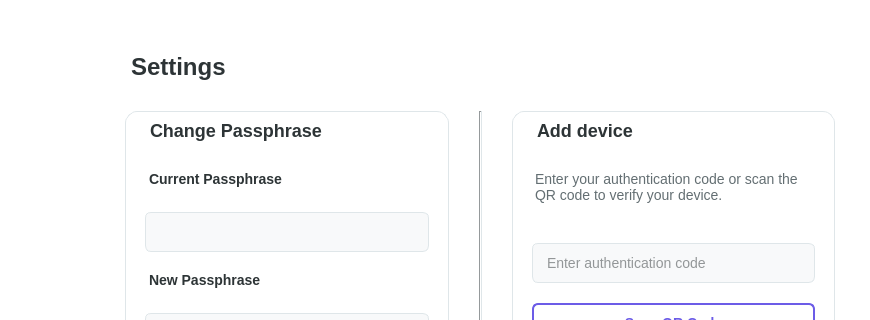
Above: src/ui/windows/settings/settings.ui from dylan-teehan-skc/Eastwood before the change; both pictures show x 130 to 1000 and y 0 to 320 of the 1000 by 700 pixel window. Below: the same form after it.
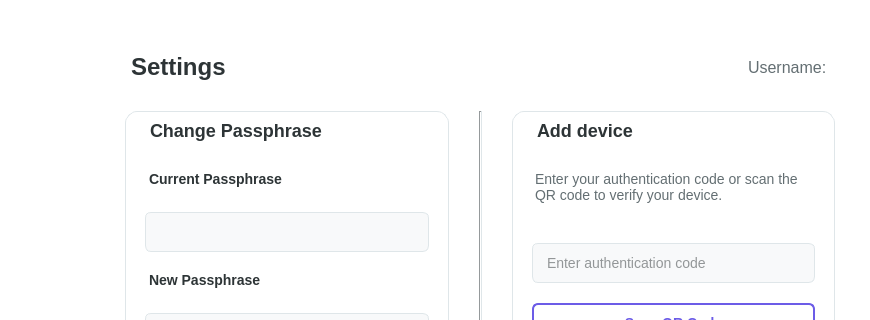
That is the form after the change. Custom widgets are drawn as their Qt base class.

What changed in the file:
```diff
--- a/src/ui/windows/settings/settings.ui
+++ b/src/ui/windows/settings/settings.ui
@@ -85,6 +85,8 @@
       </spacer>
      </item>
      <item>
+      <layout class="QHBoxLayout" name="titleLayout">
+       <item>
       <widget class="QLabel" name="pageTitle">
        <property name="styleSheet">
         <string notr="true">font-size: 24px; font-weight: bold; color: #2d3436; margin-bottom: 10px;</string>
@@ -93,6 +95,31 @@
         <string>Settings</string>
        </property>
       </widget>
+       </item>
+       <item>
+        <spacer name="titleSpacer">
+         <property name="orientation">
+          <enum>Qt::Horizontal</enum>
+         </property>
+         <property name="sizeHint" stdset="0">
+          <size>
+           <width>20</width>
+           <height>20</height>
+          </size>
+         </property>
+        </spacer>
+       </item>
+       <item>
+        <widget class="QLabel" name="usernameLabel">
+         <property name="styleSheet">
+          <string notr="true">font-size: 16px; color: #636e72; margin-bottom: 10px;</string>
+         </property>
+         <property name="text">
+          <string>Username: </string>
+         </property>
+        </widget>
+       </item>
+      </layout>
      </item>
      <item>
       <layout class="QHBoxLayout" name="settingsContentLayout">
```
Lines whose indentation alone changed are shown as unchanged.
